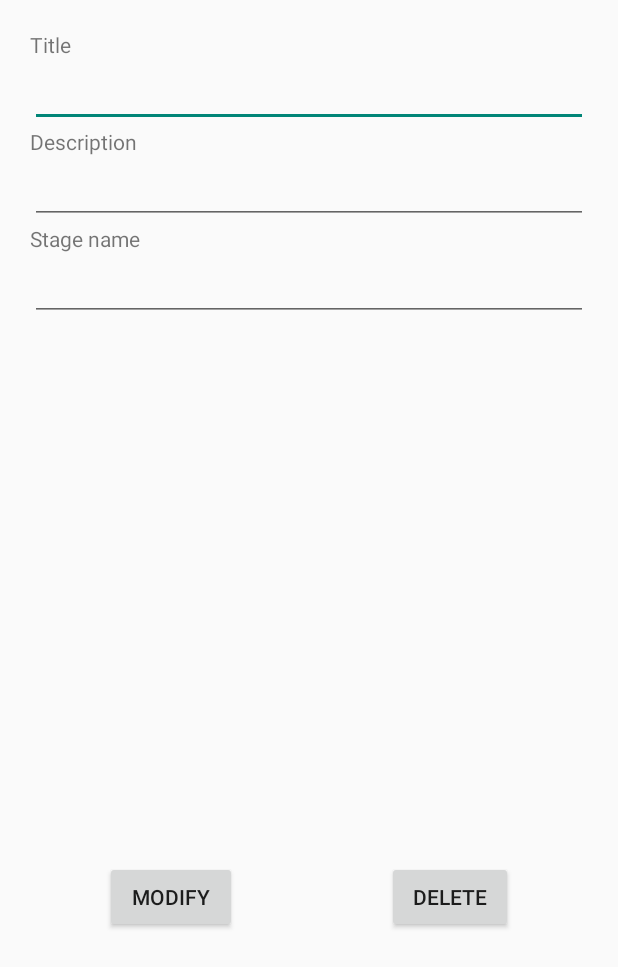
After one commit to flomSStaar/AudiumMobile, an Android app: the AlbumPageActivity screen opened directly, with no data from a screen before it, on a phone screen of 412 x 824 dp. The commit adds this screen. Shown: the top 967 px of the screen. Run offline under Robolectric (Android 15) with nearby library versions, the phone set to English and light mode, and no system bars; our stand-ins replace Firebase (no records; nobody signed in at launch, a user with empty details on screens opened directly).

Commit message:
Ajout de la page album + vérification de création d'album (au moins une musique selected)

```diff
--- a/app/src/main/AndroidManifest.xml
+++ b/app/src/main/AndroidManifest.xml
@@ -51,6 +51,9 @@
         <activity
             android:name=".activity.admin.AddAlbumActivity"
             android:exported="false" />
+        <activity
+            android:name=".activity.AlbumPageActivity"
+            android:exported="false" />
         <service android:name=".MediaService"/>
     </application>
 
--- /dev/null
+++ b/app/src/main/java/uqac/dim/audium/activity/AlbumPageActivity.java
@@ -0,0 +1,81 @@
+package uqac.dim.audium.activity;
+
+import android.os.Bundle;
+import android.widget.ArrayAdapter;
+import android.widget.ListView;
+import android.widget.TextView;
+import android.widget.Toast;
+
+import androidx.annotation.NonNull;
+import androidx.annotation.Nullable;
+import androidx.appcompat.app.AppCompatActivity;
+
+import com.google.firebase.database.DataSnapshot;
+import com.google.firebase.database.DatabaseError;
+import com.google.firebase.database.DatabaseReference;
+import com.google.firebase.database.FirebaseDatabase;
+import com.google.firebase.database.ValueEventListener;
+
+import java.util.ArrayList;
+
+import uqac.dim.audium.R;
+import uqac.dim.audium.model.entity.Album;
+import uqac.dim.audium.model.entity.Artist;
+import uqac.dim.audium.model.entity.Track;
+
+public class AlbumPageActivity extends AppCompatActivity {
+
+    protected Long albumId;
+    protected Album album;
+    DatabaseReference database;
+
+    @Override
+    protected void onCreate(@Nullable Bundle savedInstanceState) {
+        super.onCreate(savedInstanceState);
+        setContentView(R.layout.activity_album_page);
+        albumId=getIntent().getLongExtra("idAlbum",0);
+
+        database = FirebaseDatabase.getInstance().getReference();
+        database.child("albums").child(String.valueOf(albumId)).addValueEventListener(new ValueEventListener() {
+            @Override
+            public void onDataChange(@NonNull DataSnapshot snapshot) {
+                album = snapshot.getValue(Album.class);
+                if(album!=null) {
+                    ((TextView) findViewById(R.id.album_page_title)).setText(album.getTitle());
+                    ((TextView) findViewById(R.id.album_page_description)).setText(album.getDescription());
+                    ((TextView) findViewById(R.id.album_page_stagename)).setText(album.getArtistId().toString());
+                }
+            }
+
+            @Override
+            public void onCancelled(@NonNull DatabaseError error) {
+
+            }
+        });
+
+        ListView listView = ((ListView) findViewById(R.id.album_page_tracks));
+        ArrayList<Track> tracks = new ArrayList<>();
+        database.child("tracks").addValueEventListener(new ValueEventListener() {
+            @Override
+            public void onDataChange(@NonNull DataSnapshot snapshot) {
+                tracks.clear();
+                for (DataSnapshot snap : snapshot.getChildren()) {
+                    Track t = snap.getValue(Track.class);
+                    if(t.getAlbums().contains(albumId)) {
+                        tracks.add(t);
+                    }
+                }
+                if(tracks.size()!=0)
+                    listView.setAdapter(new ArrayAdapter<>(getApplicationContext(), android.R.layout.simple_list_item_1, tracks));
+                else{
+                    Toast.makeText(getApplicationContext(), "This album has no tracks", Toast.LENGTH_SHORT).show(); ///Techniquement impossible
+                }
+            }
+
+            @Override
+            public void onCancelled(@NonNull DatabaseError error) {
+
+            }
+        });
+    }
+}
--- a/app/src/main/java/uqac/dim/audium/activity/admin/AddAlbumActivity.java
+++ b/app/src/main/java/uqac/dim/audium/activity/admin/AddAlbumActivity.java
@@ -1,15 +1,18 @@
 package uqac.dim.audium.activity.admin;
 
 import android.content.Context;
+import android.content.Intent;
 import android.os.Bundle;
 import android.view.ActionMode;
 import android.view.Menu;
 import android.view.MenuItem;
 import android.view.View;
 import android.widget.AbsListView;
+import android.widget.AdapterView;
 import android.widget.ArrayAdapter;
 import android.widget.EditText;
 import android.widget.ListView;
+import android.widget.Toast;
 
 import androidx.annotation.NonNull;
 import androidx.annotation.Nullable;
@@ -25,8 +28,10 @@ import java.util.ArrayList;
 import java.util.List;
 
 import uqac.dim.audium.R;
+import uqac.dim.audium.activity.AlbumPageActivity;
 import uqac.dim.audium.firebase.FirebaseAlbum;
 import uqac.dim.audium.firebase.FirebaseArtist;
+import uqac.dim.audium.model.entity.Album;
 import uqac.dim.audium.model.entity.Artist;
 import uqac.dim.audium.model.entity.Track;
 import uqac.dim.audium.model.utils.ListViewAdapter;
@@ -104,6 +109,7 @@ public class AddAlbumActivity extends AppCompatActivity {
         });
 
 
+
     }
 
     public void addAlbum(View view) {
@@ -117,12 +123,15 @@ public class AddAlbumActivity extends AppCompatActivity {
                     .addOnSuccessListener(dataSnapshot -> {
                         Long lastAlbumId = dataSnapshot.getValue(Long.class);
                         if (lastAlbumId != null) {
-                            FirebaseAlbum album = new FirebaseAlbum(lastAlbumId,title,description,imagePath,idArtist,idTracksSelected);
-                            db.getReference("albums/").child(String.valueOf(lastAlbumId)).setValue(album);
-                            db.getReference("ids/lastAlbumId").setValue(++lastAlbumId);
+                                FirebaseAlbum album = new FirebaseAlbum(lastAlbumId, title, description, imagePath, idArtist, idTracksSelected);
+                                db.getReference("albums/").child(String.valueOf(lastAlbumId)).setValue(album);
+                                db.getReference("ids/lastAlbumId").setValue(++lastAlbumId);
+
                         }
                     });
             finish();
+        }else{
+            Toast.makeText(getApplicationContext(), "You need to select at least one track", Toast.LENGTH_SHORT).show();
         }
     }
 }
--- a/app/src/main/java/uqac/dim/audium/activity/admin/ArtistProfileActivity.java
+++ b/app/src/main/java/uqac/dim/audium/activity/admin/ArtistProfileActivity.java
@@ -8,6 +8,7 @@ import android.widget.ArrayAdapter;
 import android.widget.Button;
 import android.widget.ListView;
 import android.widget.TextView;
+import android.widget.Toast;
 
 import androidx.annotation.NonNull;
 import androidx.annotation.Nullable;
@@ -22,6 +23,7 @@ import com.google.firebase.database.ValueEventListener;
 import java.util.ArrayList;
 
 import uqac.dim.audium.R;
+import uqac.dim.audium.activity.AlbumPageActivity;
 import uqac.dim.audium.model.entity.Album;
 import uqac.dim.audium.model.entity.Artist;
 import uqac.dim.audium.model.entity.Track;
@@ -81,7 +83,11 @@ public class ArtistProfileActivity extends AppCompatActivity {
                     if(a.getArtistId().equals(artist.getId()))
                         albums.add(a);
                 }
-                listView.setAdapter(new ArrayAdapter<>(getApplicationContext(), android.R.layout.simple_list_item_1, albums));
+                if(albums.size()!=0)
+                    listView.setAdapter(new ArrayAdapter<>(getApplicationContext(), android.R.layout.simple_list_item_1, albums));
+                else{
+                    Toast.makeText(getApplicationContext(), "This artist has no albums", Toast.LENGTH_SHORT).show();
+                }
             }
 
             @Override
@@ -89,13 +95,22 @@ public class ArtistProfileActivity extends AppCompatActivity {
 
             }
         });
+
+        listView.setOnItemClickListener(new AdapterView.OnItemClickListener() {
+            @Override
+            public void onItemClick(AdapterView<?> adapter, View view, int position, long arg) {
+                Intent intent = new Intent(ArtistProfileActivity.this, AlbumPageActivity.class);
+                intent.putExtra("idAlbum", ((Album) listView.getItemAtPosition(position)).getId());
+                startActivity(intent);
+            }
+        });
+
+
     }
 
     public void showMusics(View view) {
         ListView listView = ((ListView) findViewById(R.id.artist_albums_tracks_list));
         ArrayList<Track> tracks = new ArrayList<>();
-
-
         database = FirebaseDatabase.getInstance().getReference();
         database.child("tracks").addValueEventListener(new ValueEventListener() {
             @Override
@@ -106,7 +121,11 @@ public class ArtistProfileActivity extends AppCompatActivity {
                     if(t.getArtist().equals(artist.getId()))
                         tracks.add(t);
                 }
-                listView.setAdapter(new ArrayAdapter<>(getApplicationContext(), android.R.layout.simple_list_item_1, tracks));
+                if(tracks.size()!=0)
+                    listView.setAdapter(new ArrayAdapter<>(getApplicationContext(), android.R.layout.simple_list_item_1, tracks));
+                else{
+                    Toast.makeText(getApplicationContext(), "This artist has no tracks", Toast.LENGTH_SHORT).show();
+                }
             }
 
             @Override
--- a/app/src/main/java/uqac/dim/audium/model/entity/Album.java
+++ b/app/src/main/java/uqac/dim/audium/model/entity/Album.java
@@ -6,6 +6,7 @@ public class Album extends TrackContainer {
 
     protected Long id;
     protected Long artistId;
+
 
     private Album(){
         super();
--- a/app/src/main/java/uqac/dim/audium/model/entity/Track.java
+++ b/app/src/main/java/uqac/dim/audium/model/entity/Track.java
@@ -8,7 +8,10 @@ public class Track implements Comparable<Track> {
     protected String title;
     protected Long artist;
     protected Long id;
-    protected List<Long> albums;
+
+
+
+    protected Long album;
 
     private Track(){}
 
@@ -79,6 +82,15 @@ public class Track implements Comparable<Track> {
         this.id = id;
     }
 
+
+    public Long getAlbum() {
+        return album;
+    }
+
+    public void setAlbum(Long album) {
+        this.album = album;
+    }
+
     @Override
     public int compareTo(Track track) {
         return title.compareTo(track.title);
--- /dev/null
+++ b/app/src/main/res/layout/activity_album_page.xml
@@ -0,0 +1,60 @@
+<?xml version="1.0" encoding="utf-8"?>
+<LinearLayout xmlns:android="http://schemas.android.com/apk/res/android"
+    android:orientation="vertical"
+    android:layout_width="match_parent"
+    android:layout_height="match_parent"
+    android:layout_margin="20sp">
+    <TextView
+        android:layout_width="match_parent"
+        android:layout_height="wrap_content"
+        android:text="@string/title"/>
+    <EditText
+        android:id="@+id/album_page_title"
+        android:layout_width="match_parent"
+        android:layout_height="wrap_content"
+        android:inputType="none"/>
+
+    <TextView
+        android:layout_width="match_parent"
+        android:layout_height="wrap_content"
+        android:text="@string/description"/>
+    <EditText
+        android:id="@+id/album_page_description"
+        android:layout_width="match_parent"
+        android:layout_height="wrap_content"
+        android:inputType="none"/>
+
+    <TextView
+        android:layout_width="match_parent"
+        android:layout_height="wrap_content"
+        android:text="@string/stage_name"/>
+    <EditText
+        android:id="@+id/album_page_stagename"
+        android:layout_width="match_parent"
+        android:layout_height="wrap_content"
+        android:inputType="none"/>
+
+
+    <ListView
+        android:id="@+id/album_page_tracks"
+        android:layout_marginVertical="30sp"
+        android:layout_width="match_parent"
+        android:layout_height="300sp"/>
+    <LinearLayout
+        android:layout_width="match_parent"
+        android:layout_height="wrap_content"
+        android:orientation="horizontal"
+        android:gravity="center">
+        <Button
+            android:layout_width="wrap_content"
+            android:layout_height="wrap_content"
+            android:text="@string/modify"
+            android:layout_marginHorizontal="50sp"/>
+        <Button
+            android:layout_width="wrap_content"
+            android:layout_height="wrap_content"
+            android:text="@string/delete"
+            android:layout_marginHorizontal="50sp"/>
+    </LinearLayout>
+
+</LinearLayout>
--- a/app/src/main/res/values/strings.xml
+++ b/app/src/main/res/values/strings.xml
@@ -28,7 +28,6 @@
     <string name="manage_users">Manage users</string>
     <string name="manage_artists">Manage artists</string>
     <string name="manage_tracks">Manage tracks</string>
-    <string name="delete">Delete</string>
     <string name="add">Add</string>
     <string name="artists_list">Artist list</string>
     <string name="invalid_password">Invalid password</string>
@@ -51,4 +50,6 @@
     <string name="title">Title</string>
     <string name="description">Description</string>
     <string name="add_album">Add Album</string>
+    <string name="delete">Delete</string>
+    <string name="modify">Modify</string>
 </resources>
```
